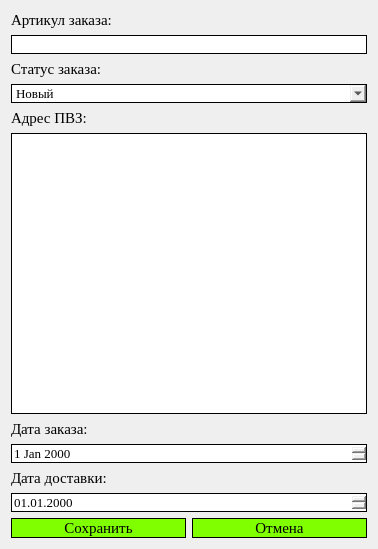
Qt form presentation/Edit_order_UI/order_edit_window.ui (Herehs/DemoExam) before a commit.
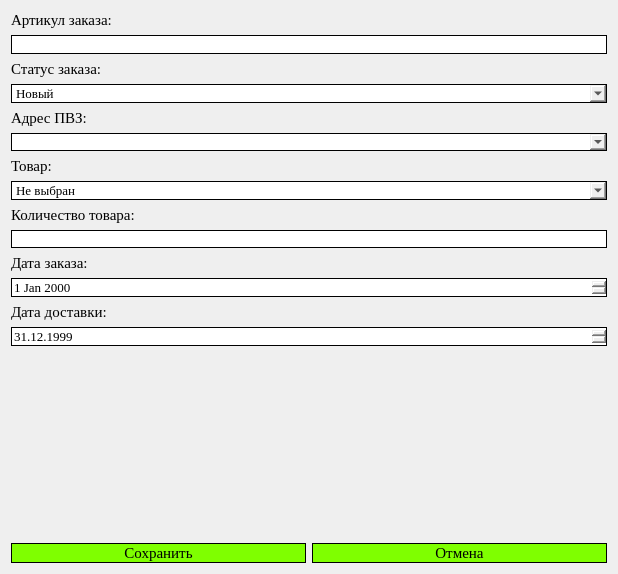
The same form after that commit.

```diff
--- a/presentation/Edit_order_UI/order_edit_window.ui
+++ b/presentation/Edit_order_UI/order_edit_window.ui
@@ -6,8 +6,8 @@
    <rect>
     <x>0</x>
     <y>0</y>
-    <width>378</width>
-    <height>549</height>
+    <width>618</width>
+    <height>574</height>
    </rect>
   </property>
   <property name="windowTitle">
@@ -18,26 +18,128 @@
     <layout class="QVBoxLayout" name="verticalLayout">
      <item>
       <layout class="QGridLayout" name="gridLayout">
-       <item row="1" column="0">
-        <widget class="QLineEdit" name="articul_input">
+       <item row="10" column="0">
+        <widget class="QLabel" name="label_4">
          <property name="font">
           <font>
            <family>Times New Roman</family>
-           <pointsize>10</pointsize>
+           <pointsize>11</pointsize>
           </font>
          </property>
-         <property name="styleSheet">
-          <string notr="true">#articul_input {
-    border: 1px solid black;
-}
-
-#articul_input:focus {
-    border-color: #00FA9A;
-}</string>
+         <property name="text">
+          <string>Дата заказа:</string>
+         </property>
+        </widget>
+       </item>
+       <item row="0" column="0">
+        <widget class="QLabel" name="label">
+         <property name="font">
+          <font>
+           <family>Times New Roman</family>
+           <pointsize>11</pointsize>
+           <bold>false</bold>
+          </font>
+         </property>
+         <property name="text">
+          <string>Артикул заказа:</string>
          </property>
         </widget>
        </item>
        <item row="9" column="0">
+        <widget class="QLineEdit" name="count_input">
+         <property name="styleSheet">
+          <string notr="true">#count_input {
+    border: 1px solid black;
+}
+
+#count_input:focus {
+    border-color: #00FA9A;
+}</string>
+         </property>
+        </widget>
+       </item>
+       <item row="12" column="0">
+        <widget class="QLabel" name="label_5">
+         <property name="font">
+          <font>
+           <family>Times New Roman</family>
+           <pointsize>11</pointsize>
+          </font>
+         </property>
+         <property name="text">
+          <string>Дата доставки:</string>
+         </property>
+        </widget>
+       </item>
+       <item row="4" column="0">
+        <widget class="QLabel" name="label_3">
+         <property name="font">
+          <font>
+           <family>Times New Roman</family>
+           <pointsize>11</pointsize>
+          </font>
+         </property>
+         <property name="text">
+          <string>Адрес ПВЗ:</string>
+         </property>
+        </widget>
+       </item>
+       <item row="3" column="0">
+        <widget class="QComboBox" name="status_input">
+         <property name="font">
+          <font>
+           <family>Times New Roman</family>
+           <pointsize>10</pointsize>
+          </font>
+         </property>
+         <property name="styleSheet">
+          <string notr="true">#status_input {
+    border: 1px solid black;
+}
+
+#status_input:hover {
+    border-color: #00FA9A;
+}</string>
+         </property>
+         <item>
+          <property name="text">
+           <string>Новый</string>
+          </property>
+         </item>
+         <item>
+          <property name="text">
+           <string>Завершен</string>
+          </property>
+         </item>
+        </widget>
+       </item>
+       <item row="2" column="0">
+        <widget class="QLabel" name="label_2">
+         <property name="font">
+          <font>
+           <family>Times New Roman</family>
+           <pointsize>11</pointsize>
+          </font>
+         </property>
+         <property name="text">
+          <string>Статус заказа:</string>
+         </property>
+        </widget>
+       </item>
+       <item row="6" column="0">
+        <widget class="QLabel" name="product_name">
+         <property name="font">
+          <font>
+           <family>Times New Roman</family>
+           <pointsize>11</pointsize>
+          </font>
+         </property>
+         <property name="text">
+          <string>Товар:</string>
+         </property>
+        </widget>
+       </item>
+       <item row="13" column="0">
         <widget class="QDateEdit" name="delivery_date">
          <property name="font">
           <font>
@@ -59,9 +161,9 @@
            <hour>0</hour>
            <minute>0</minute>
            <second>0</second>
-           <year>2000</year>
-           <month>1</month>
-           <day>1</day>
+           <year>1999</year>
+           <month>12</month>
+           <day>31</day>
           </datetime>
          </property>
          <property name="displayFormat">
@@ -72,7 +174,52 @@
          </property>
         </widget>
        </item>
-       <item row="7" column="0">
+       <item row="8" column="0">
+        <widget class="QLabel" name="count_order">
+         <property name="font">
+          <font>
+           <family>Times New Roman</family>
+           <pointsize>11</pointsize>
+          </font>
+         </property>
+         <property name="text">
+          <string>Количество товара:</string>
+         </property>
+        </widget>
+       </item>
+       <item row="5" column="0">
+        <widget class="QComboBox" name="adres_input">
+         <property name="styleSheet">
+          <string notr="true">#adres_input {
+    border: 1px solid black;
+}
+
+#adres_input:hover {
+    border-color: #00FA9A;
+}</string>
+         </property>
+        </widget>
+       </item>
+       <item row="1" column="0">
+        <widget class="QLineEdit" name="articul_input">
+         <property name="font">
+          <font>
+           <family>Times New Roman</family>
+           <pointsize>10</pointsize>
+          </font>
+         </property>
+         <property name="styleSheet">
+          <string notr="true">#articul_input {
+    border: 1px solid black;
+}
+
+#articul_input:focus {
+    border-color: #00FA9A;
+}</string>
+         </property>
+        </widget>
+       </item>
+       <item row="11" column="0">
         <widget class="QDateEdit" name="date_order">
          <property name="font">
           <font>
@@ -91,57 +238,16 @@
          </property>
         </widget>
        </item>
-       <item row="4" column="0">
-        <widget class="QLabel" name="label_3">
+       <item row="7" column="0">
+        <widget class="QComboBox" name="product_input">
          <property name="font">
           <font>
            <family>Times New Roman</family>
-           <pointsize>11</pointsize>
-          </font>
-         </property>
-         <property name="text">
-          <string>Адрес ПВЗ:</string>
-         </property>
-        </widget>
-       </item>
-       <item row="2" column="0">
-        <widget class="QLabel" name="label_2">
-         <property name="font">
-          <font>
-           <family>Times New Roman</family>
-           <pointsize>11</pointsize>
-          </font>
-         </property>
-         <property name="text">
-          <string>Статус заказа:</string>
-         </property>
-        </widget>
-       </item>
-       <item row="0" column="0">
-        <widget class="QLabel" name="label">
-         <property name="font">
-          <font>
-           <family>Times New Roman</family>
-           <pointsize>11</pointsize>
-           <weight>50</weight>
-           <bold>false</bold>
-          </font>
-         </property>
-         <property name="text">
-          <string>Артикул заказа:</string>
-         </property>
-        </widget>
-       </item>
-       <item row="3" column="0">
-        <widget class="QComboBox" name="status_input">
-         <property name="font">
-          <font>
-           <family>Times New Roman</family>
            <pointsize>10</pointsize>
           </font>
          </property>
          <property name="styleSheet">
-          <string notr="true">#status_input {
+          <string notr="true">#product_input {
     border: 1px solid black;
 }
 
@@ -151,63 +257,26 @@
          </property>
          <item>
           <property name="text">
-           <string>Новый</string>
+           <string>Не выбран</string>
           </property>
          </item>
-         <item>
-          <property name="text">
-           <string>Завершен</string>
-          </property>
-         </item>
-        </widget>
-       </item>
-       <item row="5" column="0">
-        <widget class="QTextEdit" name="adres_pvz_input">
-         <property name="font">
-          <font>
-           <family>Times New Roman</family>
-           <pointsize>10</pointsize>
-          </font>
-         </property>
-         <property name="styleSheet">
-          <string notr="true">#adres_pvz_input {
-    border: 1px solid black;
-}
-
-#adres_pvz_input:focus {
-    border-color: #00FA9A;
-}</string>
-         </property>
-        </widget>
-       </item>
-       <item row="8" column="0">
-        <widget class="QLabel" name="label_5">
-         <property name="font">
-          <font>
-           <family>Times New Roman</family>
-           <pointsize>11</pointsize>
-          </font>
-         </property>
-         <property name="text">
-          <string>Дата доставки:</string>
-         </property>
-        </widget>
-       </item>
-       <item row="6" column="0">
-        <widget class="QLabel" name="label_4">
-         <property name="font">
-          <font>
-           <family>Times New Roman</family>
-           <pointsize>11</pointsize>
-          </font>
-         </property>
-         <property name="text">
-          <string>Дата заказа:</string>
-         </property>
         </widget>
        </item>
       </layout>
      </item>
+     <item>
+      <spacer name="verticalSpacer">
+       <property name="orientation">
+        <enum>Qt::Orientation::Vertical</enum>
+       </property>
+       <property name="sizeHint" stdset="0">
+        <size>
+         <width>20</width>
+         <height>20</height>
+        </size>
+       </property>
+      </spacer>
+     </item>
      <item>
       <layout class="QHBoxLayout" name="horizontalLayout">
        <item>
```
Left out of the diff: 2 changed lines with no effect on the pictures.
